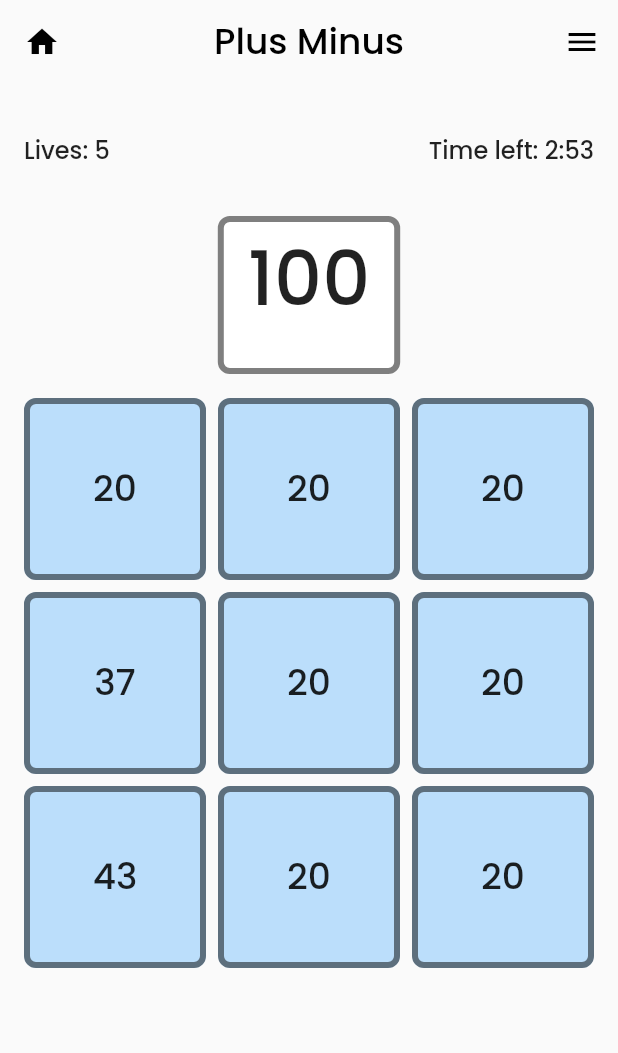
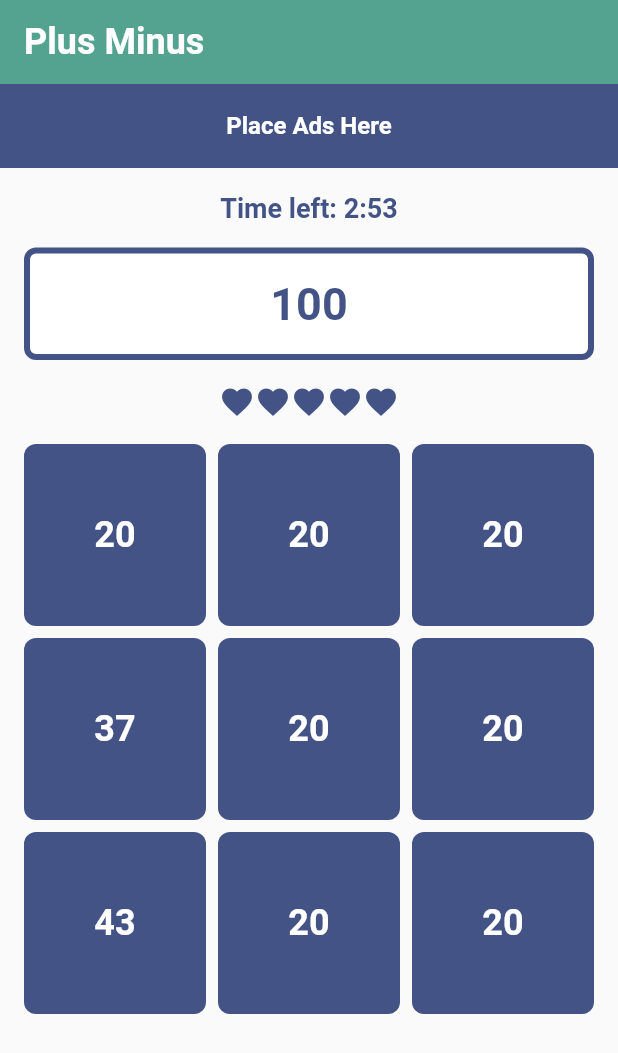
Before and after one commit to TheTarius26/cannacal, a Flutter app: the screen it shows after launch, on a phone screen of 412 x 824 dp. Shown: the top 1053 px of the screen. Run offline on Flutter 3.47's test engine with Material 2 defaults, Android fonts, the light colour scheme and no system bars; our stand-ins replace get, google_fonts.

Commit message:
add win modal

```diff
--- a/lib/app/core/theme/color_theme.dart
+++ b/lib/app/core/theme/color_theme.dart
@@ -1,3 +1,7 @@
 import 'package:flutter/material.dart';
 
-const colorPrimary = Color(0xFF80E5F7);
+const colorPrimary = Color(0xFF435386);
+const colorSecondary = Color(0xFF54A390);
+// const colorPrimary = Color(0xFF54A390);
+// const colorSecondary = Color(0xFF435386);
+const colorSurface = Colors.white;
--- a/lib/app/core/theme/text_theme.dart
+++ b/lib/app/core/theme/text_theme.dart
@@ -1,7 +1,7 @@
 import 'package:flutter/material.dart';
 import 'package:google_fonts/google_fonts.dart';
 
-final textStyle = GoogleFonts.poppins(
+final textStyle = GoogleFonts.comicNeue(
   fontSize: 16,
   fontWeight: FontWeight.w500,
 );
--- a/lib/app/modules/game/controllers/game_controller.dart
+++ b/lib/app/modules/game/controllers/game_controller.dart
@@ -1,7 +1,9 @@
 import 'dart:async';
 
+import 'package:cannacal/app/core/theme/color_theme.dart';
 import 'package:cannacal/app/data/model/option.dart';
 import 'package:cannacal/app/data/provider/option_provider.dart';
+import 'package:cannacal/app/modules/game/views/game_win_view.dart';
 import 'package:flutter/material.dart';
 import 'package:get/get.dart';
 
@@ -19,7 +21,15 @@ class GameController extends GetxController {
   final lives = 5.obs;
   final matrix = 3.obs;
   final point = 100.obs;
-  final gameDuration = 180.obs;
+  final baseGameDuration = 180;
+  final gameDuration = 0.obs;
+  final score = 0.obs;
+
+  @override
+  void onInit() {
+    super.onInit();
+    gameDuration.value = baseGameDuration;
+  }
 
   @override
   void onReady() async {
@@ -62,13 +72,16 @@ class GameController extends GetxController {
 
         if (point.value == 0) {
           onWin();
+          return;
         }
 
         if (listRowTapped.length == matrix.value) {
+          if (lives.value == 0) {
+            onLose();
+            return;
+          }
           showResetButton.value = true;
-          if (lives.value < 1) {
-            onLose();
-          }
+          return;
         }
       };
     } else {
@@ -78,20 +91,10 @@ class GameController extends GetxController {
 
   void onWin() {
     Get.bottomSheet(
-      Container(
-        color: Colors.white,
-        child: const Center(
-          child: Text(
-            'You Win!',
-            style: TextStyle(
-              fontSize: 24,
-              fontWeight: FontWeight.bold,
-            ),
-          ),
-        ),
-      ),
+      const GameWinView(),
       isDismissible: false,
       enableDrag: false,
+      isScrollControlled: true,
     );
     return;
   }
@@ -117,11 +120,23 @@ class GameController extends GetxController {
 
   Color optionColor(int index) {
     if (listIndexTapped.contains(index)) {
-      return Colors.green.shade100;
-    } else if (listRowTapped.contains(listOption[index].row)) {
-      return Colors.red.shade100;
+      return colorSecondary;
     } else {
-      return Colors.blue.shade100;
+      return colorPrimary;
     }
   }
+
+  int timeCalc() {
+    return gameDuration.value * 5;
+  }
+
+  int liveCalc() {
+    return lives.value * 1000;
+  }
+
+  int scoreCalc() {
+    final tempScore = timeCalc() + liveCalc();
+    score.value = tempScore;
+    return tempScore;
+  }
 }
--- a/lib/app/modules/game/views/game_view.dart
+++ b/lib/app/modules/game/views/game_view.dart
@@ -1,3 +1,4 @@
+import 'package:cannacal/app/core/theme/color_theme.dart';
 import 'package:cannacal/app/core/theme/text_theme.dart';
 import 'package:cannacal/app/core/utils/constant.dart';
 import 'package:cannacal/app/modules/game/widgets/grid_option.dart';
@@ -12,20 +13,66 @@ class GameView extends GetView<GameController> {
   Widget build(BuildContext context) {
     return Scaffold(
       appBar: gameAppBar(),
-      body: Padding(
+      body: Stack(
+        children: [
+          Padding(
             padding: const EdgeInsets.all(kPadding),
             child: Column(
               children: [
+                const SizedBox(height: kToolbarHeight),
+                timer(),
                 const SizedBox(height: kPadding),
-            hud(),
-            const SizedBox(height: kPadding * 2),
                 pointText(),
                 const SizedBox(height: kPadding),
-            gameOption(),
+                lives(),
+                const SizedBox(height: kPadding),
+                gameTable(),
                 const SizedBox(height: kPadding),
                 resetButton(),
-            const Spacer(),
               ],
+            ),
+          ),
+          bannerAd(),
+        ],
+      ),
+    );
+  }
+
+  Obx lives() {
+    return Obx(() {
+      final lives = controller.lives.value;
+      if (lives == 0) {
+        return Text(
+          'Last Chance!',
+          style: textStyle.copyWith(
+            color: colorPrimary,
+            fontWeight: FontWeight.bold,
+          ),
+        );
+      }
+      return Wrap(
+        children: List.generate(
+          lives,
+          (index) => const Icon(
+            Icons.favorite,
+            color: colorPrimary,
+          ),
+        ),
+      );
+    });
+  }
+
+  Container bannerAd() {
+    return Container(
+      color: colorPrimary,
+      height: kToolbarHeight,
+      alignment: Alignment.center,
+      child: Text(
+        'Place Ads Here',
+        style: textStyle.copyWith(
+          fontSize: 16,
+          color: colorSurface,
+          fontWeight: FontWeight.bold,
         ),
       ),
     );
@@ -33,83 +80,65 @@ class GameView extends GetView<GameController> {
 
   AppBar gameAppBar() {
     return AppBar(
-      backgroundColor: Colors.transparent,
-      centerTitle: true,
+      backgroundColor: colorSecondary,
       elevation: 0,
-      leading: IconButton(
-        icon: const Icon(
-          Icons.home,
-          color: Colors.black,
-        ),
-        onPressed: () {},
-      ),
       title: Text(
         'Plus Minus',
         style: textStyle.copyWith(
           fontSize: 24,
-          color: Colors.black,
+          fontWeight: FontWeight.bold,
+          color: colorSurface,
         ),
       ),
-      actions: [
-        IconButton(
-          icon: const Icon(
-            Icons.menu,
-            color: Colors.black,
-          ),
-          onPressed: () {},
-        ),
-      ],
     );
   }
 
-  Expanded gameOption() {
+  Expanded gameTable() {
     return const Expanded(
       flex: 9,
-      child: GridOption(),
+      child: GameTable(),
     );
   }
 
-  Expanded pointText() {
-    return Expanded(
-      flex: 2,
-      child: Obx(
+  Obx pointText() {
+    return Obx(
       () => Container(
-          padding: const EdgeInsets.symmetric(horizontal: kPadding),
+        width: double.infinity,
+        alignment: Alignment.center,
+        padding: const EdgeInsets.all(kPadding),
         decoration: BoxDecoration(
           borderRadius: BorderRadius.circular(8),
           border: Border.all(
-              color: Colors.black.withOpacity(0.5),
+            color: colorPrimary,
             width: 4,
           ),
           color: Colors.white,
         ),
         child: Text(
           '${controller.point.value}',
-            style: textStyle.copyWith(fontSize: 50),
+          style: textStyle.copyWith(
+            fontSize: 30,
+            color: colorPrimary,
+            fontWeight: FontWeight.bold,
           ),
         ),
       ),
     );
   }
 
-  Expanded hud() {
+  Expanded timer() {
     return Expanded(
       flex: 0,
       child: Obx(
         () {
           final timer = controller.gameDuration.value;
-          return Row(
-            mainAxisAlignment: MainAxisAlignment.spaceBetween,
-            children: [
-              Text(
-                'Lives: ${controller.lives.value}',
-                style: textStyle,
+          return Text(
+            'Time left: ${timer ~/ 60}:${timer % 60}',
+            style: textStyle.copyWith(
+              color: colorPrimary,
+              fontSize: 18,
+              fontWeight: FontWeight.bold,
             ),
-              Text(
-                'Time left: ${timer ~/ 60}:${timer % 60}',
-                style: textStyle,
-              ),
-            ],
           );
         },
       ),
@@ -125,6 +154,10 @@ class GameView extends GetView<GameController> {
             onPressed: controller.onReset,
             icon: const Icon(Icons.refresh),
             label: const Text('Reset'),
+            style: ElevatedButton.styleFrom(
+              primary: colorPrimary,
+              onSurface: colorSurface,
+            ),
           ),
         );
       }
--- a/lib/app/modules/game/widgets/grid_option.dart
+++ b/lib/app/modules/game/widgets/grid_option.dart
@@ -1,10 +1,11 @@
+import 'package:cannacal/app/core/theme/color_theme.dart';
 import 'package:cannacal/app/core/theme/text_theme.dart';
 import 'package:cannacal/app/modules/game/controllers/game_controller.dart';
 import 'package:flutter/material.dart';
 import 'package:get/get.dart';
 
-class GridOption extends GetView<GameController> {
-  const GridOption({Key? key}) : super(key: key);
+class GameTable extends GetView<GameController> {
+  const GameTable({Key? key}) : super(key: key);
 
   @override
   Widget build(BuildContext context) {
@@ -19,6 +20,13 @@ class GridOption extends GetView<GameController> {
           mainAxisSpacing: 8.0,
         ),
         itemBuilder: (context, index) {
+          return button(index);
+        },
+      ),
+    );
+  }
+
+  Obx button(int index) {
     final option = controller.listOption[index];
     return Obx(
       () => InkWell(
@@ -27,29 +35,19 @@ class GridOption extends GetView<GameController> {
           decoration: BoxDecoration(
             borderRadius: BorderRadius.circular(8),
             color: controller.optionColor(index),
-                  // boxShadow: [
-                  //   BoxShadow(
-                  //     color: Colors.black.withOpacity(0.5),
-                  //     blurRadius: 4,
-                  //     offset: const Offset(5, 5),
-                  //   ),
-                  // ],
-                  border: Border.all(
-                    color: Colors.black.withOpacity(0.5),
-                    width: 4,
-                  ),
           ),
           child: Center(
             child: Text(
               '${option.value}',
-                    style: textStyle.copyWith(fontSize: 24),
+              style: textStyle.copyWith(
+                fontSize: 24,
+                color: colorSurface,
+                fontWeight: FontWeight.bold,
+              ),
             ),
           ),
         ),
       ),
     );
-        },
-      ),
-    );
   }
 }
```
Also changed, not shown: lib/app/modules/game/views/game_win_view.dart (added, +127 -0 lines). Lines whose indentation alone changed are shown as unchanged.
